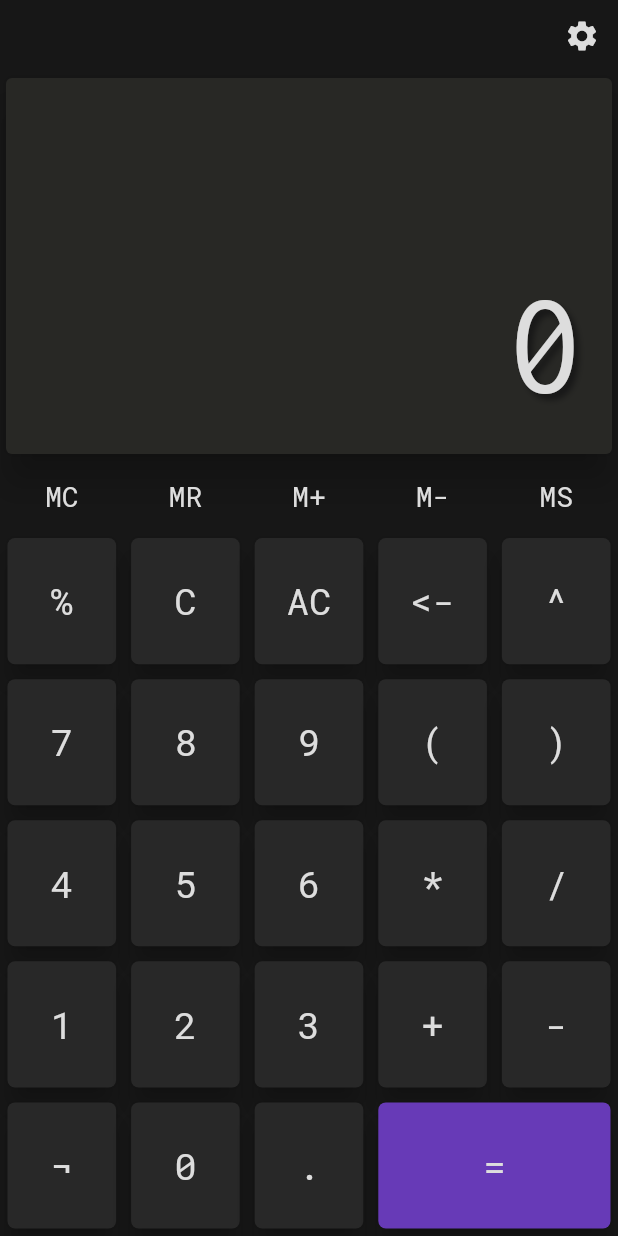
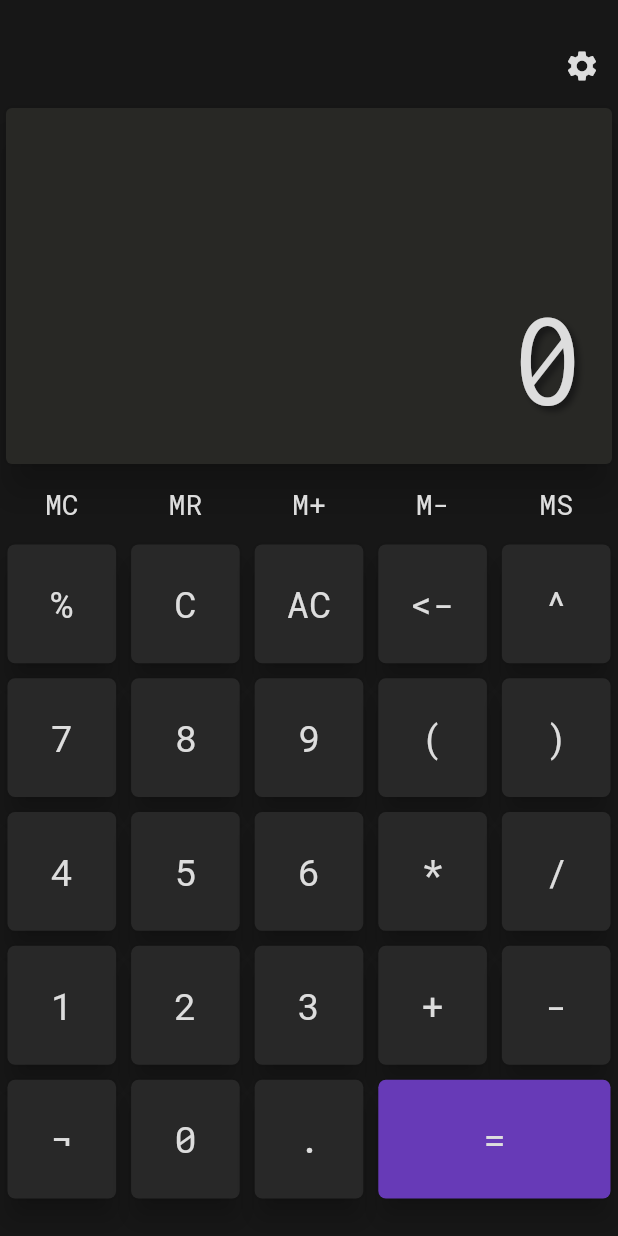
Before and after one commit to lucas-marianno/flutter_calculator_math_parser, a Flutter app: the screen it shows after launch, on a phone screen of 412 x 824 dp. Run offline on Flutter 3.47's test engine with Material 2 defaults, Android fonts, the phone set to English and light mode, and no system bars; our stand-ins replace google_fonts.

Commit message:
safe area added

```diff
--- a/lib/main.dart
+++ b/lib/main.dart
@@ -47,7 +47,9 @@ class _HomePageState extends State<HomePage> {
   Widget build(BuildContext context) {
     return Scaffold(
       backgroundColor: Palette.darkest,
-      body: Column(
+      body: SafeArea(
+        minimum: const EdgeInsets.symmetric(vertical: 20),
+        child: Column(
           children: [
             Align(
               alignment: Alignment.topRight,
@@ -69,6 +71,7 @@ class _HomePageState extends State<HomePage> {
             KeyBoard(updateScreen),
           ],
         ),
+      ),
     );
   }
 }
```
Lines whose indentation alone changed are shown as unchanged.
